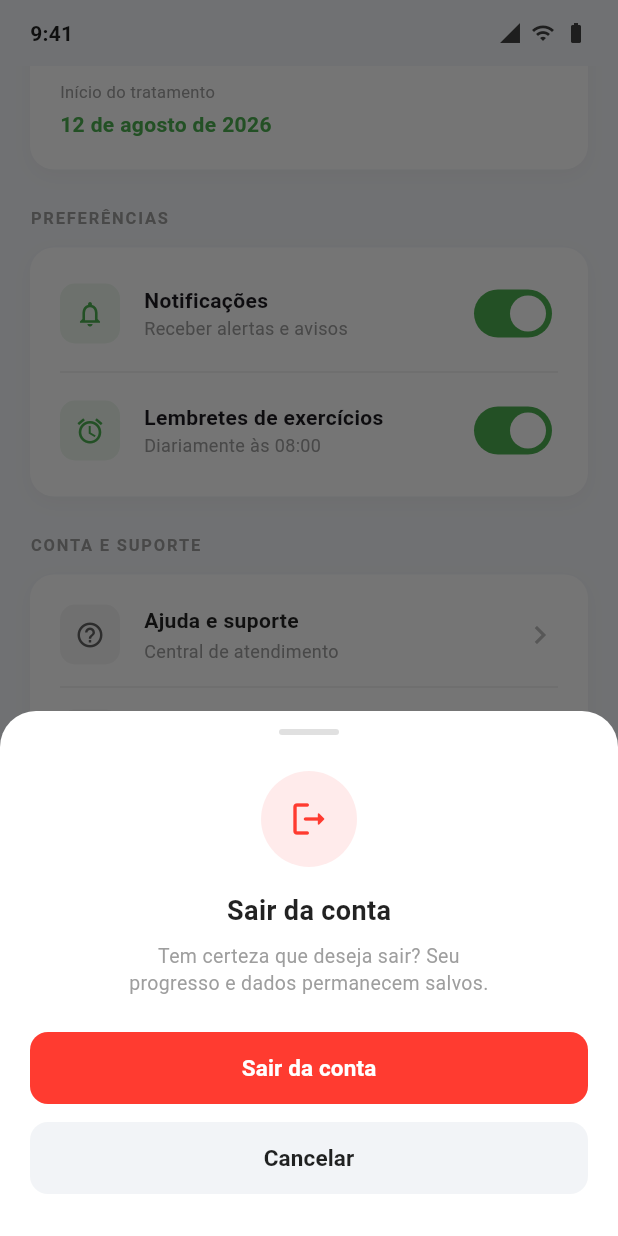
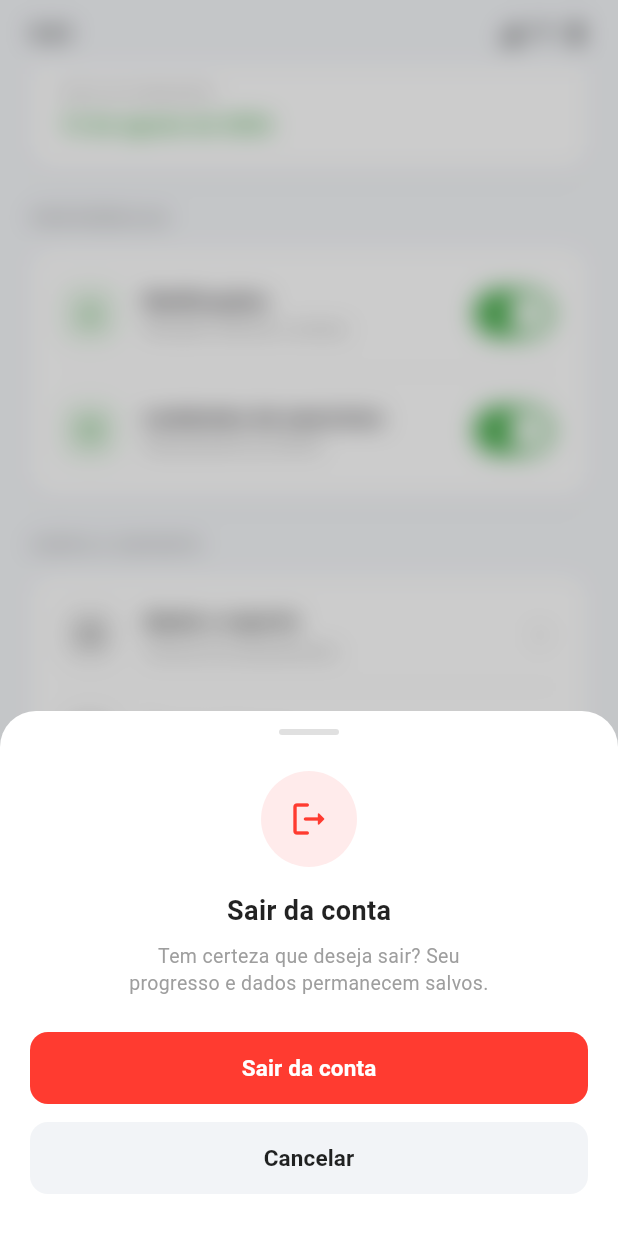
Before and after one commit to AndersonG14/Tela-de-Monitoramento, a Flutter app: the screen it shows after launch, item 4 of the bottom bar chosen, scrolled down 1152 dp, after a tap on "Sair da conta", on a phone screen of 412 x 824 dp. Run offline on Flutter 3.47's test engine with Material 3 defaults, Android fonts, the phone set to English and light mode, and no system bars; our stand-ins replace fl_chart.

Commit message:
adicionando "efeito desfoque" nas telas de "Editar perfil" e "Sair da conta"

```diff
--- a/lib/pages/profile_page.dart
+++ b/lib/pages/profile_page.dart
@@ -1,3 +1,4 @@
+import 'dart:ui';
 import 'package:flutter/material.dart';
 import '../widgets/mock_status_bar_widget.dart';
 import '../widgets/edit_profile_modal.dart';
@@ -68,7 +69,9 @@ class ProfilePage extends StatelessWidget {
     );
   }
 
+  // ==========================================
   // COMPONENTES DA TELA
+  // ==========================================
 
   Widget _buildSectionTitle(String title) {
     return Text(
@@ -104,16 +107,9 @@ class ProfilePage extends StatelessWidget {
             Text('Perfil', style: TextStyle(fontSize: 24, fontWeight: FontWeight.bold, color: Colors.black87)),
           ],
         ),
-
         GestureDetector(
-      onTap: () {
-        showModalBottomSheet(
-          context: context,
-          isScrollControlled: true,
-          backgroundColor: Colors.transparent,
-          builder: (context) => const EditProfileModal(),
-          );
-        },
+          // CHAMA NOSSA NOVA FUNÇÃO COM DESFOQUE AQUI!
+          onTap: () => _showBlurredModal(context, const EditProfileModal()),
           child: Container(
             padding: const EdgeInsets.symmetric(horizontal: 16, vertical: 8),
             decoration: BoxDecoration(color: Colors.blue.withOpacity(0.1), borderRadius: BorderRadius.circular(20)),
@@ -198,7 +194,7 @@ class ProfilePage extends StatelessWidget {
         const SizedBox(width: 12),
         Expanded(child: _buildSmallStatCard('87%', 'Taxa média de\nacerto', Colors.green)),
         const SizedBox(width: 12),
-        Expanded(child: _buildSmallStatCard('+15%', 'Evolução total\n ', Colors.orange)), // Espaço extra para alinhar
+        Expanded(child: _buildSmallStatCard('+15%', 'Evolução total\n ', Colors.orange)),
       ],
     );
   }
@@ -306,7 +302,7 @@ class ProfilePage extends StatelessWidget {
     );
   }
 
-  Widget _buildSupportCard(context) {
+  Widget _buildSupportCard(BuildContext context) {
     return _buildCard(
       child: Column(
         children: [
@@ -318,15 +314,9 @@ class ProfilePage extends StatelessWidget {
           const Divider(height: 30, color: Color(0xFFEEEEEE)),
 
           GestureDetector(
-        onTap: () {
-          showModalBottomSheet(
-            context: context,
-            backgroundColor: Colors.transparent,
-            builder: (context) => const LogoutModal(),
-          );
-        },
+            // CHAMA NOSSA NOVA FUNÇÃO COM DESFOQUE AQUI TAMBÉM!
+            onTap: () => _showBlurredModal(context, const LogoutModal()),
             behavior: HitTestBehavior.opaque,
-
             child: Row(
               children: [
                 Container(
@@ -338,8 +328,8 @@ class ProfilePage extends StatelessWidget {
                 const Expanded(child: Text('Sair da conta', style: TextStyle(fontWeight: FontWeight.bold, fontSize: 14, color: Colors.redAccent))),
                 const Icon(Icons.chevron_right, color: Colors.redAccent),
               ],
+            ),
           )
-      ),
         ],
       ),
     );
@@ -393,4 +383,37 @@ class ProfilePage extends StatelessWidget {
       ],
     );
   }
+
+  // ==========================================
+  // FUNÇÃO MÁGICA DO DESFOQUE
+  // ==========================================
+  void _showBlurredModal(BuildContext context, Widget modalChild) {
+    showModalBottomSheet(
+      context: context,
+      isScrollControlled: true, // Permite que a Stack ocupe a tela toda
+      backgroundColor: Colors.transparent,
+      barrierColor: Colors.transparent, // Removemos a cor sólida padrão
+      builder: (context) => Stack(
+        children: [
+          // 1. O fundo desfocado e levemente escurecido
+          Positioned.fill(
+            child: BackdropFilter(
+              filter: ImageFilter.blur(sigmaX: 8.0, sigmaY: 8.0),
+              child: GestureDetector(
+                onTap: () => Navigator.pop(context), // Fecha ao tocar fora
+                child: Container(
+                  color: Colors.black.withOpacity(0.2), // Tom escuro suave
+                ),
+              ),
+            ),
+          ),
+          // 2. O seu Modal original alinhado lá embaixo
+          Align(
+            alignment: Alignment.bottomCenter,
+            child: modalChild,
+          ),
+        ],
+      ),
+    );
   }
+}
```
Lines whose indentation alone changed are shown as unchanged.
